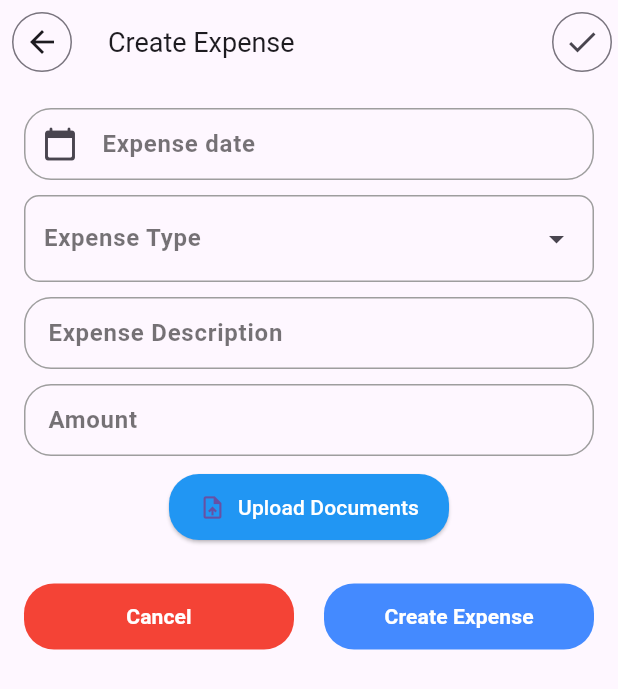
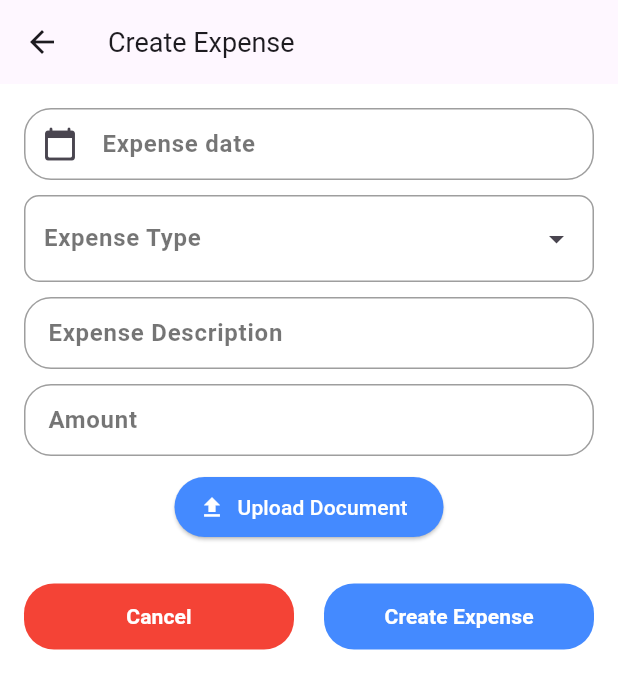
Before and after one commit to Sohampawar17/Samrudhi, a Flutter app: the AddExpenseScreen screen opened directly with empty values, on a phone screen of 412 x 824 dp. Shown: the top 689 px of the screen. Run offline on Flutter 3.47's test engine with Material 3 defaults, Android fonts, the phone set to English and light mode, and no system bars; drawn by our look-alikes of dropdown_search; our stand-ins replace auto_size_text, cached_network_image, dio, flutter_html, flutter_image_compress, flutter_map and 18 more; accounts and stored records are empty; network calls fail; statements that could not run were skipped.

Commit message:
add expense view and leave view

```diff
--- a/lib/screens/Quotation/List Quotation/list_quotation_view.dart
+++ b/lib/screens/Quotation/List Quotation/list_quotation_view.dart
@@ -27,8 +27,7 @@ class ListQuotationScreen extends StatelessWidget {
                   _showBottomSheet(context,model);
                 },
               ),
-            ],
-            leading: IconButton.outlined(onPressed: ()=>Navigator.pop(context), icon: const Icon(Icons.arrow_back)),),
+            ],),
           body: WillPopScope(
             onWillPop: ()  async{
               Navigator.pop(context);
--- a/lib/screens/attendence_screen/attendence_view.dart
+++ b/lib/screens/attendence_screen/attendence_view.dart
@@ -19,7 +19,6 @@ class AttendanceScreen extends StatelessWidget {
           backgroundColor: Colors.grey.shade200,
           appBar: AppBar(title: const Text('Attendance'),
 
-            leading: IconButton.outlined(onPressed: ()=> Navigator.pop(context), icon: const Icon(Icons.arrow_back)),
 
             bottom:  PreferredSize(preferredSize: Size(20, 95), child:Container(
               padding: EdgeInsets.all(10),
--- a/lib/screens/change_password/change_password_screen.dart
+++ b/lib/screens/change_password/change_password_screen.dart
@@ -26,10 +26,7 @@ class _ChangePasswordScreenState extends State<ChangePasswordScreen> {
             'Change Password',
             style: TextStyle(fontSize: 18, ),
           ),
-          leading: IconButton.outlined(
-            onPressed: () =>  Navigator.pop(context),
-            icon:  const Icon(Icons.arrow_back, ),
-          ),
+
         ),
         body: fullScreenLoader(
           loader: model.isBusy,
--- a/lib/screens/expense_screen/add_expense/add_expense_view.dart
+++ b/lib/screens/expense_screen/add_expense/add_expense_view.dart
@@ -25,11 +25,9 @@ class _AddExpenseScreenState extends State<AddExpenseScreen> {
         viewModelBuilder: () => AddExpenseViewModel(),
         onViewModelReady: (model) => model.initialise(context),
         builder: (context, model, child)=>Scaffold(
-
+backgroundColor: Colors.white,
           appBar:AppBar(title:  const Text('Create Expense',style: TextStyle(fontSize: 18),),
-            leading: IconButton.outlined(onPressed: ()=>Navigator.pop(context), icon: const Icon(Icons.arrow_back)),actions: [
-               IconButton.outlined(onPressed: ()=>model.onSavePressed(context), icon: const Icon(Icons.check))
-            ],),
+           ),
           body: fullScreenLoader(
             loader: model.isBusy,context: context,
             child: SingleChildScrollView(
@@ -82,24 +80,19 @@ CustomDropdownButton2(items:model.expensetype, hintText: 'select the expense typ
                       const SizedBox(height: 10,),
                       CustomSmallTextFormField(controller: model.amountcontroller, labelText: 'Amount', hintText: 'Enter the amount',validator: model.validateamount,onChanged: model.setamount,keyboardtype: TextInputType.number,),
                       const SizedBox(height: 10,),
-                      ElevatedButton.icon(onPressed:  () { model.selectPdf(ImageSource.gallery); }, icon: Icon(Icons.upload_file), label: Text("Upload Documents",style: TextStyle(color: Colors.white),),   style: ButtonStyle(
-        padding: MaterialStateProperty.all(
-            const EdgeInsets.symmetric(horizontal: 20, vertical: 12)),
-       backgroundColor: MaterialStateProperty.all(Colors.blue),
-        shape: MaterialStateProperty.all(
-            RoundedRectangleBorder(borderRadius: BorderRadius.circular(20)
-            )),
-        overlayColor:
-            MaterialStateProperty.all(Colors.white),
-      ),),
 
-//                       ElevatedButton.icon(
-//                         onPressed: () {
-// model.selectPdf(ImageSource.gallery);
-//                         },
-//                         icon: Icon(Icons.upload),
-//                         label: Text('Upload Document'),
-//                       ),
+
+                      ElevatedButton.icon(
+                        style: ElevatedButton.styleFrom(
+                          backgroundColor: Colors.blueAccent,
+                          elevation: 1,
+                        ),
+                        onPressed: () {
+model.selectPdf(ImageSource.gallery);
+                        },
+                        icon: Icon(Icons.upload,color: Colors.white,),
+                        label: Text('Upload Document',style: TextStyle(color: Colors.white,),),
+                      ),
                       const SizedBox(height: 10,),
                   model.attachment.isNotEmpty
                       ? SizedBox(height: getHeight(context)/5,
--- a/lib/screens/expense_screen/list_expense/list_expense_view.dart
+++ b/lib/screens/expense_screen/list_expense/list_expense_view.dart
@@ -19,7 +19,6 @@ class ExpenseScreen extends StatelessWidget {
         builder: (context, model, child)=> Scaffold(
           backgroundColor: Colors.grey.shade200,
           appBar: AppBar(title: const Text('My Expenses'),
-            leading: IconButton.outlined(onPressed: ()=>Navigator.pop(context), icon: const Icon(Icons.arrow_back)),
             bottom:  PreferredSize(preferredSize: const Size(20, 75), child:Container(
               padding: const EdgeInsets.all(8),
               color: Colors.white,
@@ -167,7 +166,7 @@ class ExpenseScreen extends StatelessWidget {
                     ),
                     child: Padding(
                       padding: const EdgeInsets.all(10.0),
-                      child: AutoSizeText("${model.expenselist[index].expenseType.toString()} Expense",  textAlign:
+                      child: AutoSizeText("${model.expenselist[index].expenseType.toString()}",  textAlign:
                       TextAlign.center,
                         style: const TextStyle(
                           color: Colors.white,
--- a/lib/screens/holiday_screen/holiday_view.dart
+++ b/lib/screens/holiday_screen/holiday_view.dart
@@ -15,7 +15,7 @@ class HolidayScreen extends StatelessWidget {
         builder: (context, model, child)=> Scaffold(
 backgroundColor: Colors.grey.shade200,
           appBar: AppBar(title: const Text('Holiday'),
-            leading: IconButton.outlined(onPressed: ()=>Navigator.pop(context), icon: const Icon(Icons.arrow_back)),
+
           bottom:  PreferredSize(preferredSize: const Size(20, 75), child:Container(
             padding: const EdgeInsets.all(10),
             color: Colors.white,
--- a/lib/screens/lead_screen/add_lead_screen/add_lead_screen.dart
+++ b/lib/screens/lead_screen/add_lead_screen/add_lead_screen.dart
@@ -26,9 +26,8 @@ class _AddLeadScreenState extends State<AddLeadScreen> {
       builder: (context, model, child)=>Scaffold(
 
       appBar:AppBar(title:  Text(model.isEdit ?model.leaddata.name.toString() :'Create Enquiry',style: const TextStyle(fontSize: 18),),
-leading: IconButton.outlined(onPressed: ()=>Navigator.pop(context), icon: const Icon(Icons.arrow_back)),actions: [
-  IconButton.outlined(onPressed: ()=>model.onSavePressed(context), icon: const Icon(Icons.check))
-],),
+
+),
     body: fullScreenLoader(
       loader: model.isBusy,context: context,
       child: SingleChildScrollView(
--- a/lib/screens/lead_screen/update_screen/update_screen.dart
+++ b/lib/screens/lead_screen/update_screen/update_screen.dart
@@ -25,7 +25,7 @@ class _UpdateLeadScreenState extends State<UpdateLeadScreen> {
         builder: (context, model, child)=> Scaffold(
           appBar: AppBar(title:  Text(model.leaddata.name ?? "",style: const TextStyle(fontSize: 18),),
             actions: [IconButton(onPressed: ()=>Navigator.popAndPushNamed(context, Routes.addLeadScreen,arguments: AddLeadScreenArguments(leadid: widget.updateId)), icon:const Icon(Icons.edit) ),],
-            leading: IconButton.outlined(onPressed: ()=>Navigator.pop(context), icon: const Icon(Icons.arrow_back)),),
+      ),
           body: fullScreenLoader(
             child: Padding(
               padding: const EdgeInsets.all(8.0),
--- a/lib/screens/leave_screen/add_leave/add_leave_view.dart
+++ b/lib/screens/leave_screen/add_leave/add_leave_view.dart
@@ -26,9 +26,7 @@ class _AddLeaveScreenState extends State<AddLeaveScreen> {
         builder: (context, model, child)=>Scaffold(
 
           appBar:AppBar(title:  const Text('Create Leave',style: TextStyle(fontSize: 18),),
-            leading: IconButton.outlined(onPressed: ()=>Navigator.pop(context), icon: const Icon(Icons.arrow_back)),actions: [
-               IconButton.outlined(onPressed: ()=>model.onSavePressed(context), icon: const Icon(Icons.check))
-            ],),
+           ),
           body: fullScreenLoader(
             loader: model.isBusy,context: context,
             child: SingleChildScrollView(
--- a/lib/screens/leave_screen/list_leave/list_leave_view.dart
+++ b/lib/screens/leave_screen/list_leave/list_leave_view.dart
@@ -16,7 +16,6 @@ class ListLeaveScreen extends StatelessWidget {
         builder: (context, model, child)=> Scaffold(
           backgroundColor: Colors.grey.shade100,
           appBar: AppBar(title: const Text('My Leaves'),
-            leading: IconButton.outlined(onPressed: ()=>Navigator.pop(context), icon: const Icon(Icons.arrow_back)),
             bottom:  PreferredSize(preferredSize: const Size(20, 75), child:Container(
               padding: const EdgeInsets.all(8),
               color: Colors.white,
--- a/lib/screens/profile_screen/profile_screen.dart
+++ b/lib/screens/profile_screen/profile_screen.dart
@@ -26,10 +26,7 @@ class ProfileScreen extends StatelessWidget {
             'My Profile',
             style: TextStyle(fontSize: 18, ),
           ),
-          leading: IconButton.outlined(
-            onPressed: () =>Navigator.pop(context),
-            icon:  Icon(Icons.arrow_back,),
-          ),
+
 
         ),
            body: fullScreenLoader(
```
Also changed, not shown: lib/screens/Quotation/Add Quotation/add_quotation_screen.dart (+1 -12 lines), lib/screens/sales_invoice/add_sales_invoice/add_invoice_screen.dart (+1 -12 lines), lib/screens/sales_order/add_sales_order/add_order_screen.dart (+1 -12 lines), pubspec.lock.
